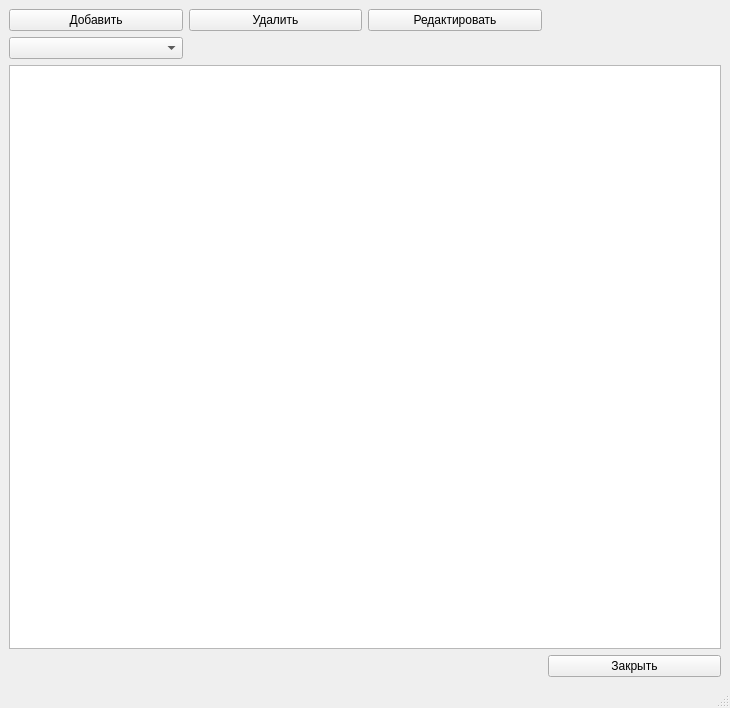
Th0rn-dev/training-planner-2, file ui/edit.ui: the form before one commit.
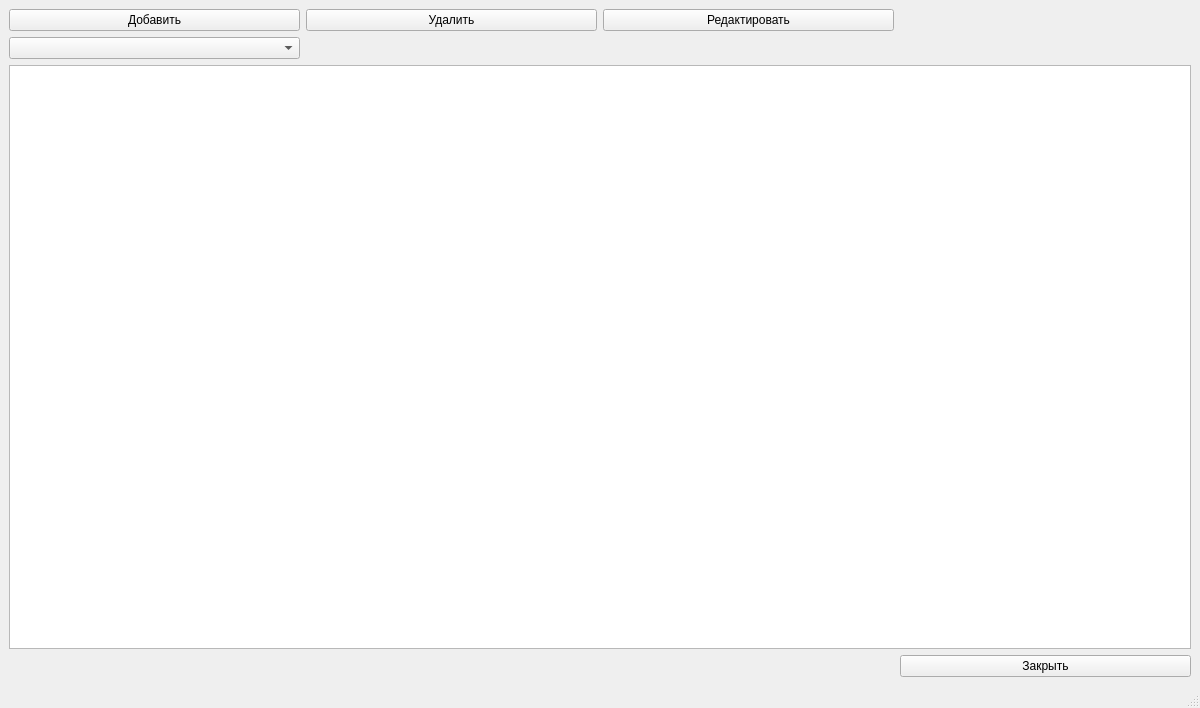
The form after the commit.

Commit message: added preview img to edit card view

Patch:
```diff
--- a/ui/edit.ui
+++ b/ui/edit.ui
@@ -6,7 +6,7 @@
    <rect>
     <x>0</x>
     <y>0</y>
-    <width>730</width>
+    <width>1200</width>
     <height>708</height>
    </rect>
   </property>
```
Left out of the diff: 2 changed lines with no effect on the pictures. The commit also changes 2 other files.
